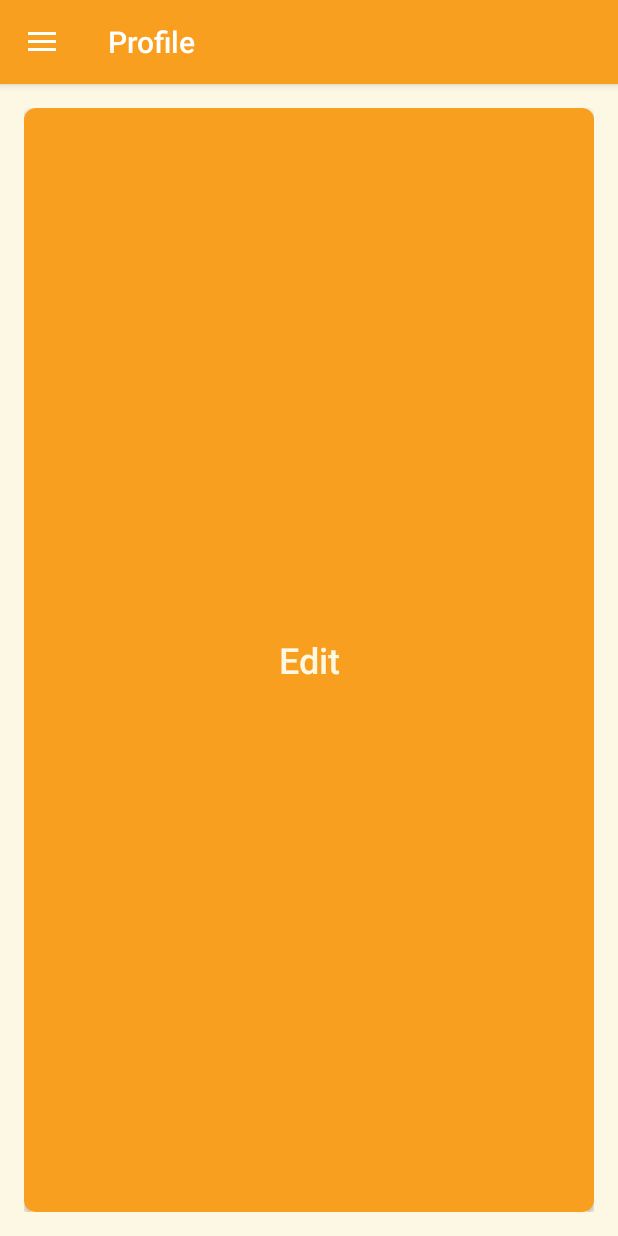
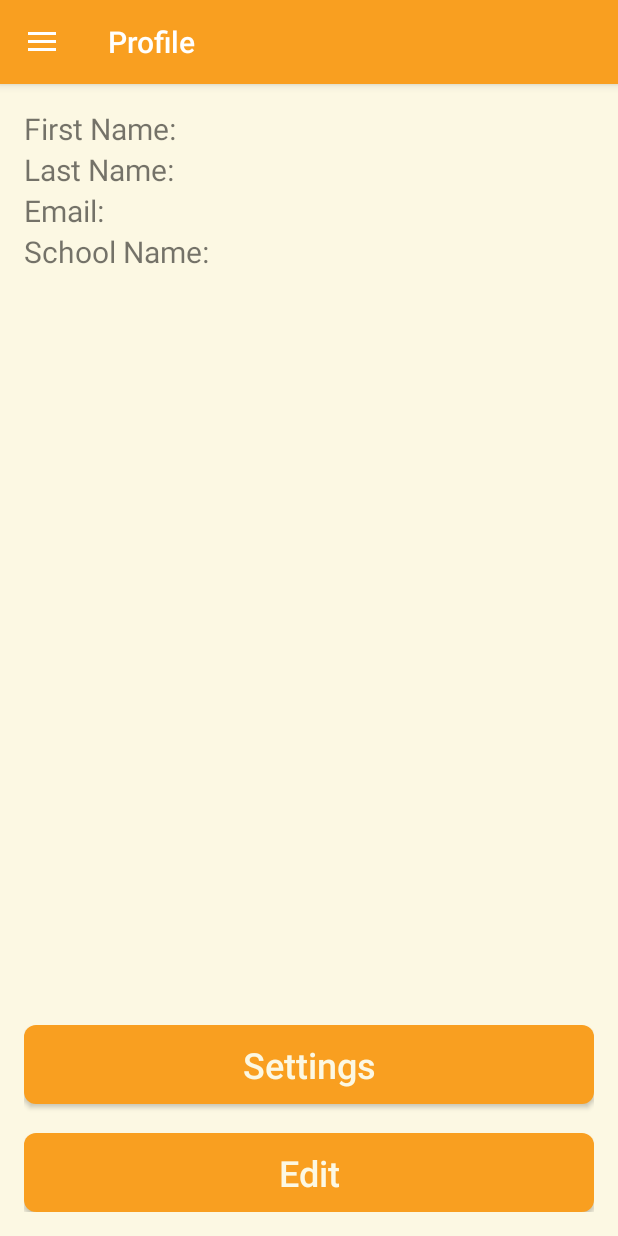
Before and after one commit to LukaASoban/Child-Monitoring-System, an Android app: the Profile screen opened directly, with no data from a screen before it, on a phone screen of 412 x 824 dp. Run offline under Robolectric (Android 15) with nearby library versions, the phone set to English and light mode, and no system bars; our stand-ins replace Firebase (no records; nobody signed in at launch, a user with empty details on screens opened directly); plain views replace PercentRelativeLayout; 4 statements that could not run were skipped.

Commit message:
Additional UI updates.

```diff
--- a/app/src/main/java/bigbrother/child_monitoring_system/LoginActivity.java
+++ b/app/src/main/java/bigbrother/child_monitoring_system/LoginActivity.java
@@ -192,7 +192,7 @@ public class LoginActivity extends AppCompatActivity implements View.OnClickList
                                     loginUser.setToken(FirebaseInstanceId.getInstance().getToken());
                                     login.setValue(loginUser);
                                     Intent homeScreen = new Intent("bigbrother.child_monitoring_system.HomeScreen");
-                                    homeScreen.putExtra("uid", auth.getCurrentUser().getUid());
+//                                    homeScreen.putExtra("uid", auth.getCurrentUser().getUid());
                                     startActivity(homeScreen);
                                 }
                             }
--- a/app/src/main/java/bigbrother/child_monitoring_system/Map.java
+++ b/app/src/main/java/bigbrother/child_monitoring_system/Map.java
@@ -98,7 +98,7 @@ public class Map extends AppCompatActivity implements MapInputDialog.OnCompleteL
         floorView = (FloorView) findViewById(R.id.floorView);
         floorView.setViewListener(this);
 
-        storage.child("Daycare/daycare1.jpg").getDownloadUrl().addOnSuccessListener(new OnSuccessListener<Uri>() {
+        storage.child("Daycare/daycare2.png").getDownloadUrl().addOnSuccessListener(new OnSuccessListener<Uri>() {
             @RequiresApi(api = Build.VERSION_CODES.JELLY_BEAN)
             @Override
             public void onSuccess(Uri uri) {
--- a/app/src/main/res/layout/content_map.xml
+++ b/app/src/main/res/layout/content_map.xml
@@ -21,6 +21,7 @@
     android:paddingLeft="@dimen/activity_horizontal_margin"
     android:paddingRight="@dimen/activity_horizontal_margin"
     android:paddingTop="@dimen/activity_vertical_margin"
+    android:background="@color/tan"
     app:layout_behavior="@string/appbar_scrolling_view_behavior"
     tools:context="bigbrother.child_monitoring_system.Map"
     tools:showIn="@layout/activity_map">
--- a/app/src/main/res/layout/content_profile.xml
+++ b/app/src/main/res/layout/content_profile.xml
@@ -114,11 +114,10 @@
         <Button
             android:text="Edit"
             android:layout_width="match_parent"
-            android:layout_height="match_parent"
+            android:layout_height="wrap_content"
             android:background="@drawable/button_rounded"
             android:textAllCaps="false"
             app:layout_widthPercent="60%"
-            app:layout_heightPercent="10%"
             android:textColor="@color/tan"
             android:textSize="24dp"
             android:padding="10dp"
@@ -141,9 +140,8 @@
         <Button
             android:text="Settings"
             android:layout_width="match_parent"
-            android:layout_height="match_parent"
+            android:layout_height="wrap_content"
             app:layout_widthPercent="60%"
-            app:layout_heightPercent="10%"
             android:textAllCaps="false"
             android:textSize="24dp"
             android:textColor="@color/tan"
```
